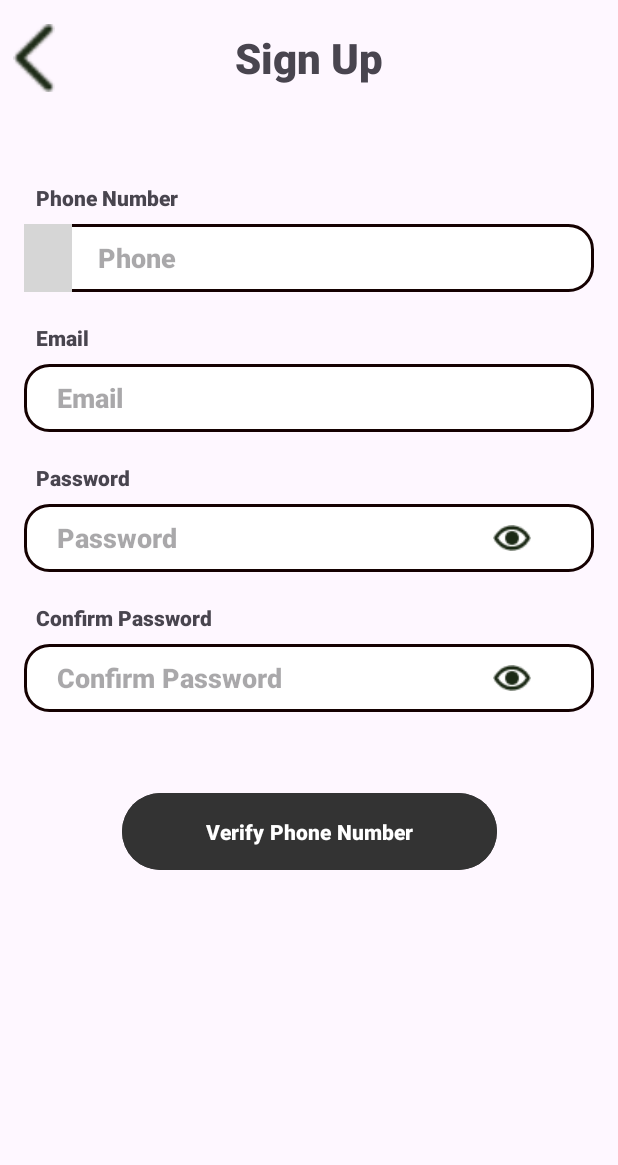
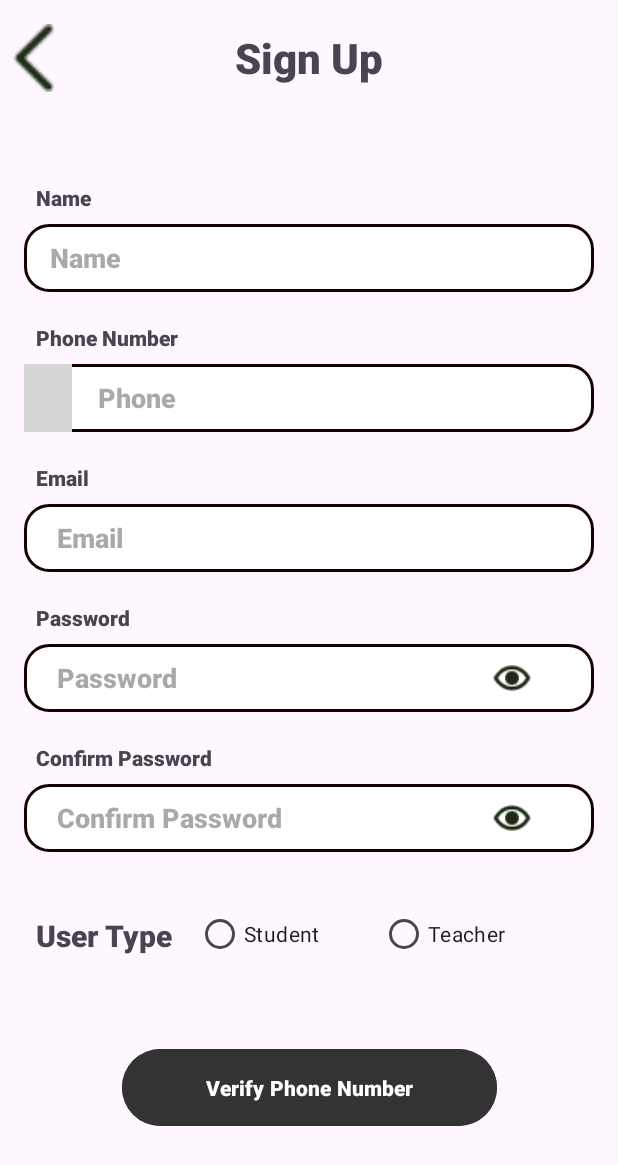
Before and after one commit to kartiksharmakk/TutorApp, an Android app: the SignupFragment screen opened through its navigation route, on a phone screen of 412 x 824 dp. Shown: the top 1165 px of the screen. Run offline under Robolectric (Android 15) with nearby library versions, the phone set to English and light mode, and no system bars; our stand-ins replace Firebase (no records; nobody signed in at launch, a user with empty details on screens opened directly), navigation-ui; plain views replace CountryCodePicker; grey boxes are pictures that could not be loaded.

Commit message:
student account creation

```diff
--- /dev/null
+++ b/app/src/main/java/com/example/myapplication/Data/UserType.kt
@@ -0,0 +1,6 @@
+package com.example.myapplication.Data
+
+enum class UserType {
+    STUDENT,
+    TEACHER
+}
--- a/app/src/main/res/layout/fragment_signup.xml
+++ b/app/src/main/res/layout/fragment_signup.xml
@@ -45,6 +45,32 @@
             android:layout_height="wrap_content">
 
             <TextView
+                android:layout_width="wrap_content"
+                android:layout_height="match_parent"
+                android:layout_marginStart="24dp"
+                android:layout_marginBottom="8dp"
+                android:fontFamily="sans-serif-black"
+                android:text="Name"
+                app:layout_constraintBottom_toTopOf="@+id/edtNameSignup"
+                app:layout_constraintStart_toStartOf="parent"/>
+
+            <EditText
+                android:id="@+id/edtNameSignup"
+                android:layout_width="0dp"
+                android:layout_height="45dp"
+                android:layout_marginTop="32dp"
+                android:layout_marginStart="16dp"
+                android:layout_marginEnd="16dp"
+                android:hint="  Name"
+                android:padding="8dp"
+                android:fontFamily="sans-serif-black"
+                android:background="@drawable/rect_white"
+                app:layout_constraintStart_toStartOf="parent"
+                app:layout_constraintEnd_toEndOf="parent"
+                app:layout_constraintTop_toTopOf="parent"
+                />
+
+            <TextView
                 android:id="@+id/textView6"
                 android:layout_width="wrap_content"
                 android:layout_height="wrap_content"
@@ -60,14 +86,14 @@
                 android:layout_width="0dp"
                 android:layout_height="wrap_content"
                 android:layout_marginStart="16dp"
-                android:layout_marginTop="32dp"
+                android:layout_marginTop="48dp"
                 android:layout_marginEnd="16dp"
                 android:background="@drawable/rect_white"
                 android:orientation="horizontal"
                 android:gravity="center"
                 app:layout_constraintEnd_toEndOf="parent"
                 app:layout_constraintStart_toStartOf="parent"
-                app:layout_constraintTop_toTopOf="parent">
+                app:layout_constraintTop_toBottomOf="@+id/edtNameSignup">
 
                 <com.hbb20.CountryCodePicker
                     android:id="@+id/ccpSignUp"
@@ -184,6 +210,42 @@
                 app:layout_constraintStart_toStartOf="parent"
                 app:layout_constraintTop_toBottomOf="@+id/edtPasswordSignUp" />
 
+            <ImageView
+                android:id="@+id/imgShowConfirmPasswordSignUp"
+                android:layout_width="25dp"
+                android:layout_height="25dp"
+                android:layout_marginEnd="42dp"
+                android:src="@drawable/showpassword"
+                app:layout_constraintBottom_toBottomOf="@+id/edtConfirmPasswordSignUp"
+                app:layout_constraintEnd_toEndOf="@+id/edtConfirmPasswordSignUp"
+                app:layout_constraintTop_toTopOf="@+id/edtConfirmPasswordSignUp" />
+
+            <RadioGroup
+                android:id="@+id/userTypeRadioGroup"
+                android:layout_width="wrap_content"
+                android:layout_height="45dp"
+                android:layout_marginStart="16dp"
+                android:layout_marginTop="32dp"
+                android:gravity="center"
+                android:orientation="horizontal"
+                app:layout_constraintStart_toEndOf="@+id/textView27"
+                app:layout_constraintTop_toBottomOf="@+id/edtConfirmPasswordSignUp">
+
+                <RadioButton
+                    android:id="@+id/radioButtonStudent"
+                    android:layout_width="wrap_content"
+                    android:layout_height="wrap_content"
+                    android:layout_marginEnd="20dp"
+                    android:text="Student" />
+
+                <RadioButton
+                    android:id="@+id/radioButtonTeacher"
+                    android:layout_width="wrap_content"
+                    android:layout_height="wrap_content"
+                    android:layout_marginStart="20dp"
+                    android:text="Teacher" />
+            </RadioGroup>
+
             <Button
                 android:id="@+id/btnVerifyNumber"
                 android:layout_width="250dp"
@@ -195,17 +257,21 @@
                 android:text="Verify Phone Number"
                 app:layout_constraintEnd_toEndOf="parent"
                 app:layout_constraintStart_toStartOf="parent"
+                app:layout_constraintTop_toBottomOf="@+id/userTypeRadioGroup" />
+
+            <TextView
+                android:id="@+id/textView27"
+                android:layout_width="wrap_content"
+                android:layout_height="wrap_content"
+                android:layout_marginStart="24dp"
+                android:layout_marginTop="42dp"
+                android:fontFamily="sans-serif-black"
+                android:text="User Type"
+                android:textSize="20dp"
+                android:textStyle="bold"
+                app:layout_constraintStart_toStartOf="parent"
                 app:layout_constraintTop_toBottomOf="@+id/edtConfirmPasswordSignUp" />
-
-            <ImageView
-                android:id="@+id/imgShowConfirmPasswordSignUp"
-                android:layout_width="25dp"
-                android:layout_height="25dp"
-                android:layout_marginEnd="42dp"
-                android:src="@drawable/showpassword"
-                app:layout_constraintBottom_toBottomOf="@+id/edtConfirmPasswordSignUp"
-                app:layout_constraintEnd_toEndOf="@+id/edtConfirmPasswordSignUp"
-                app:layout_constraintTop_toTopOf="@+id/edtConfirmPasswordSignUp" />
         </androidx.constraintlayout.widget.ConstraintLayout>
     </ScrollView>
+
 </androidx.constraintlayout.widget.ConstraintLayout>
```
Also changed, not shown: app/src/main/java/com/example/myapplication/Authentication/SignUp/SignupFragment.kt (+18 -1 lines), app/src/main/java/com/example/myapplication/Authentication/SignUp/VerifyPhoneFragment.kt (+44 -3 lines), app/src/main/java/com/example/myapplication/Data/AuthenticationViewModel.kt (+5 -3 lines), app/src/main/java/com/example/myapplication/Data/DataModel.kt (+6 -1 lines).
